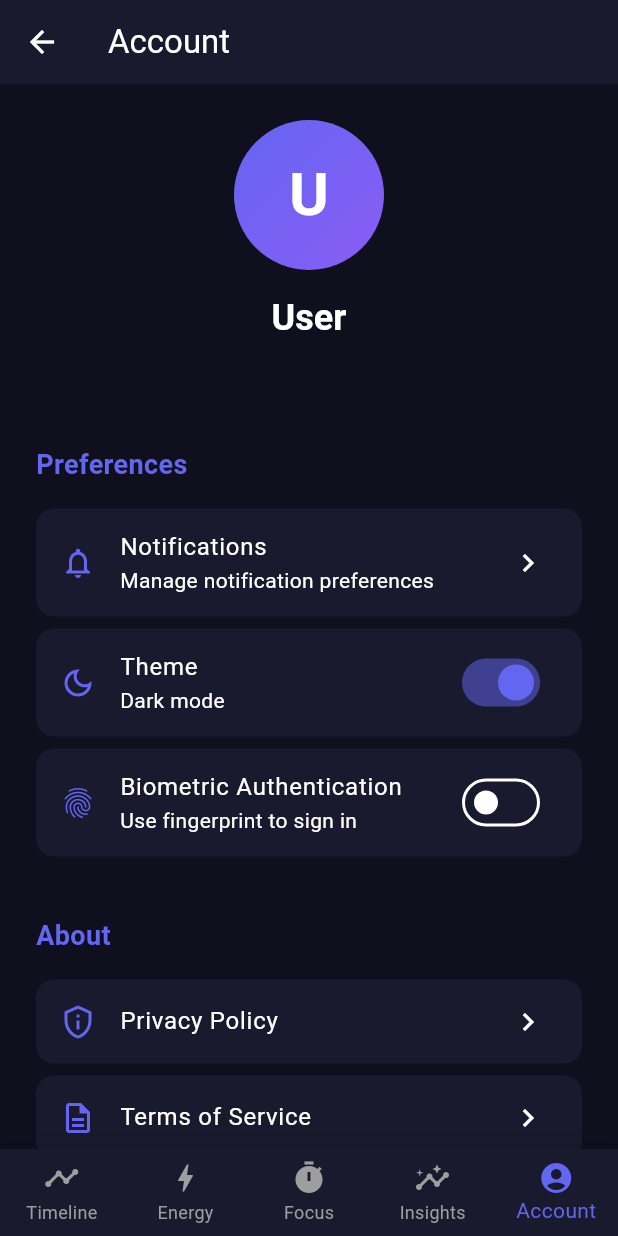
After one commit to mdnaeem95/lifesync, a Flutter app: the AccountScreen screen opened directly, after a tap on "Notifications", on a phone screen of 412 x 824 dp. The commit adds this screen. Run offline on Flutter 3.47's test engine with Material 3 defaults, Android fonts, the light colour scheme and no system bars; drawn by our look-alikes of flutter_animate; our stand-ins replace dartz, device_preview, dio, drift, drift_sqflite, equatable and 7 more; accounts and stored records are empty; generated files the repository leaves out were written again.

Commit message:
added account tab on the navigation bar.

```diff
--- /dev/null
+++ b/apps/flowtime/lib/features/account/presentation/screens/account_screen.dart
@@ -0,0 +1,299 @@
+import 'package:flutter/material.dart';
+import 'package:flutter_riverpod/flutter_riverpod.dart';
+import 'package:go_router/go_router.dart';
+import 'package:flutter_animate/flutter_animate.dart';
+import '../../../../core/constants/app_colors.dart';
+import '../../../auth/presentation/providers/auth_provider.dart';
+
+class AccountScreen extends ConsumerWidget {
+  const AccountScreen({super.key});
+
+  @override
+  Widget build(BuildContext context, WidgetRef ref) {
+    final authState = ref.watch(authNotifierProvider);
+    final user = authState.value;
+
+    return Scaffold(
+      backgroundColor: AppColors.backgroundDark,
+      appBar: AppBar(
+        title: const Text('Account'),
+        backgroundColor: AppColors.surfaceDark,
+        elevation: 0,
+      ),
+      body: SafeArea(
+        child: SingleChildScrollView(
+          padding: const EdgeInsets.all(24),
+          child: Column(
+            crossAxisAlignment: CrossAxisAlignment.start,
+            children: [
+              // User profile section
+              Center(
+                child: Column(
+                  children: [
+                    // Avatar
+                    Container(
+                      width: 100,
+                      height: 100,
+                      decoration: BoxDecoration(
+                        gradient: AppColors.primaryGradient,
+                        shape: BoxShape.circle,
+                      ),
+                      child: Center(
+                        child: Text(
+                          user?.name?.substring(0, 1).toUpperCase() ?? 'U',
+                          style: const TextStyle(
+                            fontSize: 40,
+                            fontWeight: FontWeight.bold,
+                            color: Colors.white,
+                          ),
+                        ),
+                      ),
+                    ).animate().fadeIn().scale(),
+                    const SizedBox(height: 16),
+
+                    // User name
+                    Text(
+                      user?.name ?? 'User',
+                      style: Theme.of(context).textTheme.headlineSmall?.copyWith(
+                        fontWeight: FontWeight.bold,
+                      ),
+                    ).animate().fadeIn(delay: 100.ms),
+                    const SizedBox(height: 8),
+
+                    // User email
+                    Text(
+                      user?.email ?? '',
+                      style: Theme.of(context).textTheme.bodyMedium?.copyWith(
+                        color: Colors.grey[600],
+                      ),
+                    ).animate().fadeIn(delay: 200.ms),
+                  ],
+                ),
+              ),
+              const SizedBox(height: 40),
+
+              // Settings sections
+              _buildSectionTitle('Preferences'),
+              const SizedBox(height: 16),
+
+              _buildSettingsTile(
+                icon: Icons.notifications_outlined,
+                title: 'Notifications',
+                subtitle: 'Manage notification preferences',
+                onTap: () {
+                  // TODO: Navigate to notifications settings
+                },
+              ).animate().fadeIn(delay: 300.ms).slideX(begin: -0.1),
+
+              _buildSettingsTile(
+                icon: Icons.dark_mode_outlined,
+                title: 'Theme',
+                subtitle: 'Dark mode',
+                trailing: Switch(
+                  value: true,
+                  onChanged: (value) {
+                    // TODO: Implement theme switching
+                  },
+                  activeColor: AppColors.primary,
+                ),
+                onTap: null,
+              ).animate().fadeIn(delay: 400.ms).slideX(begin: -0.1),
+
+              _buildSettingsTile(
+                icon: Icons.fingerprint,
+                title: 'Biometric Authentication',
+                subtitle: 'Use fingerprint to sign in',
+                trailing: Switch(
+                  value: false,
+                  onChanged: (value) {
+                    // TODO: Implement biometric toggle
+                  },
+                  activeColor: AppColors.primary,
+                ),
+                onTap: null,
+              ).animate().fadeIn(delay: 500.ms).slideX(begin: -0.1),
+
+              const SizedBox(height: 32),
+              _buildSectionTitle('About'),
+              const SizedBox(height: 16),
+
+              _buildSettingsTile(
+                icon: Icons.privacy_tip_outlined,
+                title: 'Privacy Policy',
+                onTap: () {
+                  // TODO: Open privacy policy
+                },
+              ).animate().fadeIn(delay: 600.ms).slideX(begin: -0.1),
+
+              _buildSettingsTile(
+                icon: Icons.description_outlined,
+                title: 'Terms of Service',
+                onTap: () {
+                  // TODO: Open terms of service
+                },
+              ).animate().fadeIn(delay: 700.ms).slideX(begin: -0.1),
+
+              _buildSettingsTile(
+                icon: Icons.info_outline,
+                title: 'Version',
+                subtitle: '1.0.0',
+                onTap: null,
+              ).animate().fadeIn(delay: 800.ms).slideX(begin: -0.1),
+
+              const SizedBox(height: 32),
+
+              // Sign out button
+              SizedBox(
+                width: double.infinity,
+                child: ElevatedButton.icon(
+                  onPressed: () => _showSignOutDialog(context, ref),
+                  icon: const Icon(Icons.logout),
+                  label: const Text('Sign Out'),
+                  style: ElevatedButton.styleFrom(
+                    backgroundColor: AppColors.error,
+                    foregroundColor: Colors.white,
+                    minimumSize: const Size(double.infinity, 56),
+                    shape: RoundedRectangleBorder(
+                      borderRadius: BorderRadius.circular(16),
+                    ),
+                  ),
+                ),
+              ).animate().fadeIn(delay: 900.ms).scale(),
+            ],
+          ),
+        ),
+      ),
+      bottomNavigationBar: _buildBottomNav(context),
+    );
+  }
+
+  Widget _buildSectionTitle(String title) {
+    return Text(
+      title,
+      style: const TextStyle(
+        fontSize: 18,
+        fontWeight: FontWeight.bold,
+        color: AppColors.primary,
+      ),
+    );
+  }
+
+  Widget _buildSettingsTile({
+    required IconData icon,
+    required String title,
+    String? subtitle,
+    Widget? trailing,
+    VoidCallback? onTap,
+  }) {
+    return Container(
+      margin: const EdgeInsets.only(bottom: 8),
+      decoration: BoxDecoration(
+        color: AppColors.surfaceDark,
+        borderRadius: BorderRadius.circular(12),
+      ),
+      child: ListTile(
+        leading: Icon(icon, color: AppColors.primary),
+        title: Text(title),
+        subtitle: subtitle != null ? Text(subtitle) : null,
+        trailing: trailing ?? (onTap != null ? const Icon(Icons.chevron_right) : null),
+        onTap: onTap,
+        shape: RoundedRectangleBorder(
+          borderRadius: BorderRadius.circular(12),
+        ),
+      ),
+    );
+  }
+
+  Widget _buildBottomNav(BuildContext context) {
+    return Container(
+      decoration: BoxDecoration(
+        color: AppColors.surfaceDark,
+        boxShadow: [
+          BoxShadow(
+            color: Colors.black.withOpacity(0.1),
+            blurRadius: 10,
+            offset: const Offset(0, -5),
+          ),
+        ],
+      ),
+      child: BottomNavigationBar(
+        type: BottomNavigationBarType.fixed,
+        backgroundColor: Colors.transparent,
+        elevation: 0,
+        currentIndex: 4, // Account tab
+        selectedItemColor: AppColors.primary,
+        unselectedItemColor: Colors.grey,
+        items: const [
+          BottomNavigationBarItem(
+            icon: Icon(Icons.timeline),
+            label: 'Timeline',
+          ),
+          BottomNavigationBarItem(
+            icon: Icon(Icons.bolt),
+            label: 'Energy',
+          ),
+          BottomNavigationBarItem(
+            icon: Icon(Icons.timer),
+            label: 'Focus',
+          ),
+          BottomNavigationBarItem(
+            icon: Icon(Icons.insights),
+            label: 'Insights',
+          ),
+          BottomNavigationBarItem(
+            icon: Icon(Icons.account_circle),
+            label: 'Account',
+          ),
+        ],
+        onTap: (index) {
+          switch (index) {
+            case 0:
+              context.go('/timeline');
+              break;
+            case 1:
+              context.go('/energy');
+              break;
+            case 2:
+              context.go('/focus');
+              break;
+            case 3:
+              context.go('/insights');
+              break;
+            case 4:
+              // Already on account
+              break;
+          }
+        },
+      ),
+    );
+  }
+
+  void _showSignOutDialog(BuildContext context, WidgetRef ref) {
+    showDialog(
+      context: context,
+      builder: (context) => AlertDialog(
+        backgroundColor: AppColors.surfaceDark,
+        title: const Text('Sign Out'),
+        content: const Text('Are you sure you want to sign out?'),
+        actions: [
+          TextButton(
+            onPressed: () => Navigator.of(context).pop(),
+            child: const Text('Cancel'),
+          ),
+          ElevatedButton(
+            onPressed: () async {
+              Navigator.of(context).pop();
+              await ref.read(authNotifierProvider.notifier).signOut();
+              // Router will handle navigation to sign in
+            },
+            style: ElevatedButton.styleFrom(
+              backgroundColor: AppColors.error,
+              foregroundColor: Colors.white,
+            ),
+            child: const Text('Sign Out'),
+          ),
+        ],
+      ),
+    );
+  }
+}
--- a/apps/flowtime/lib/features/auth/presentation/providers/auth_provider.dart
+++ b/apps/flowtime/lib/features/auth/presentation/providers/auth_provider.dart
@@ -15,9 +15,15 @@ import 'dart:async';
 
 final dioProvider = Provider<Dio>((ref) {
   return Dio(BaseOptions(
-    baseUrl: 'http://localhost:8000', // TODO: Update with actual API URL
-    connectTimeout: const Duration(seconds: 5),
-    receiveTimeout: const Duration(seconds: 3),
+    baseUrl: 'http://localhost:8000', // Fixed: API Gateway URL
+    connectTimeout: const Duration(seconds: 10),
+    receiveTimeout: const Duration(seconds: 10),
+    headers: {
+      'Content-Type': 'application/json',
+    },
+    validateStatus: (status) {
+      return status! < 500; // Don't throw for client errors
+    },
   ));
 });
 
--- a/apps/flowtime/lib/features/timeline/presentation/screens/timeline_screen.dart
+++ b/apps/flowtime/lib/features/timeline/presentation/screens/timeline_screen.dart
@@ -1,6 +1,7 @@
 import 'package:flutter/material.dart';
 import 'package:flutter_riverpod/flutter_riverpod.dart';
 import 'package:flutter_animate/flutter_animate.dart';
+import 'package:go_router/go_router.dart';
 import '../../../../core/constants/app_colors.dart';
 import '../providers/timeline_provider.dart';
 import '../providers/energy_provider.dart';
@@ -22,6 +23,7 @@ class _TimelineScreenState extends ConsumerState<TimelineScreen>
     with SingleTickerProviderStateMixin {
   late ScrollController _scrollController;
   late AnimationController _fabAnimationController;
+  int _currentIndex = 0;
 
   @override
   void initState() {
@@ -137,7 +139,7 @@ class _TimelineScreenState extends ConsumerState<TimelineScreen>
         color: AppColors.surfaceDark,
         boxShadow: [
           BoxShadow(
-            color: Colors.black.withValues(alpha: 0.1),
+            color: Colors.black.withOpacity(0.1),
             blurRadius: 10,
             offset: const Offset(0, -5),
           ),
@@ -147,7 +149,7 @@ class _TimelineScreenState extends ConsumerState<TimelineScreen>
         type: BottomNavigationBarType.fixed,
         backgroundColor: Colors.transparent,
         elevation: 0,
-        currentIndex: 0,
+        currentIndex: _currentIndex,
         selectedItemColor: AppColors.primary,
         unselectedItemColor: Colors.grey,
         items: const [
@@ -167,18 +169,36 @@ class _TimelineScreenState extends ConsumerState<TimelineScreen>
             icon: Icon(Icons.insights),
             label: 'Insights',
           ),
+          BottomNavigationBarItem(
+            icon: Icon(Icons.account_circle),
+            label: 'Account',
+          ),
         ],
         onTap: (index) {
+          setState(() {
+            _currentIndex = index;
+          });
+
           // Navigate to different screens
           switch (index) {
+            case 0:
+              // Already on timeline
+              break;
             case 1:
               // Navigate to Energy Dashboard
+              context.go('/energy');
               break;
             case 2:
               // Navigate to Focus Mode
+              context.go('/focus');
               break;
             case 3:
               // Navigate to Analytics
+              context.go('/insights');
+              break;
+            case 4:
+              // Navigate to Account/Profile
+              context.go('/account');
               break;
           }
         },
```
